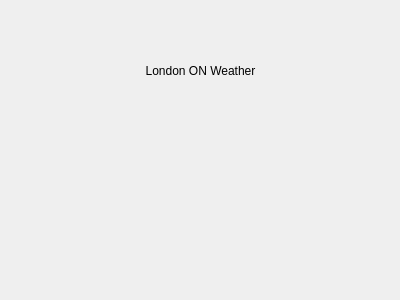
Before: the Qt Designer form CS3307/IndiAsnFiles/mainwindow.ui in gmorel4/SchoolWork, drawn with Qt 5.
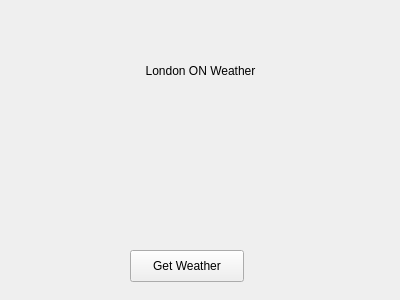
After: the same form once the commit is applied.

Commit message: MVC and button 1st try

Diff of the .ui file:
```diff
--- a/CS3307/IndiAsnFiles/mainwindow.ui
+++ b/CS3307/IndiAsnFiles/mainwindow.ui
@@ -46,6 +46,19 @@
      <set>Qt::AlignCenter</set>
     </property>
    </widget>
+   <widget class="QPushButton" name="getWeather">
+    <property name="geometry">
+     <rect>
+      <x>130</x>
+      <y>250</y>
+      <width>114</width>
+      <height>32</height>
+     </rect>
+    </property>
+    <property name="text">
+     <string>Get Weather</string>
+    </property>
+   </widget>
   </widget>
  </widget>
  <layoutdefault spacing="6" margin="11"/>
```
The commit also changes 22 other files.
